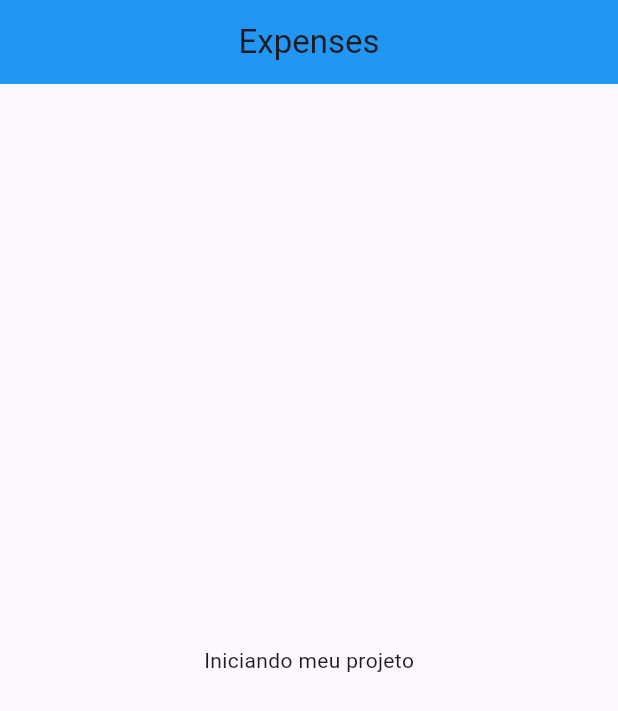
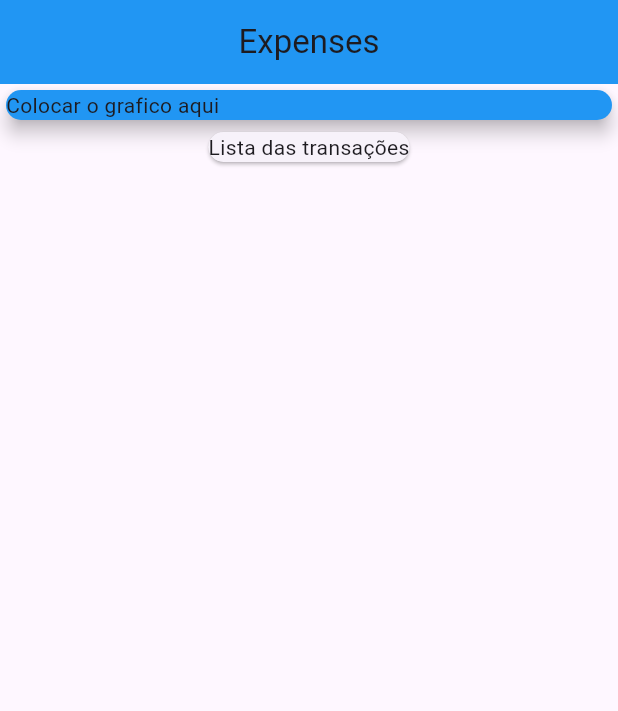
Before and after one commit to DanielMartinsSouza/finance_control, a Flutter app: the screen it shows after launch, on a phone screen of 412 x 824 dp. Shown: the top 711 px of the screen. Run offline on Flutter 3.47's test engine with Material 3 defaults, Android fonts, the light colour scheme and no system bars.

Commit message:
Definindo o layout

```diff
--- a/lib/main.dart
+++ b/lib/main.dart
@@ -24,7 +24,21 @@
         centerTitle: true,
         title: Text("Expenses"),
       ),
-      body: Center(child: Text("Iniciando meu projeto")),
+      body: Column(
+        children: <Widget>[
+          Container(
+            width: double.infinity,
+            child: Card(
+              child: Text("Colocar o grafico aqui"),
+              color: Colors.blue,
+              elevation: 5,
+            ),
+          ),
+          Card(
+            child: Text("Lista das transações"),
+          )
+        ],
+      ),
     );
   }
 }
```
